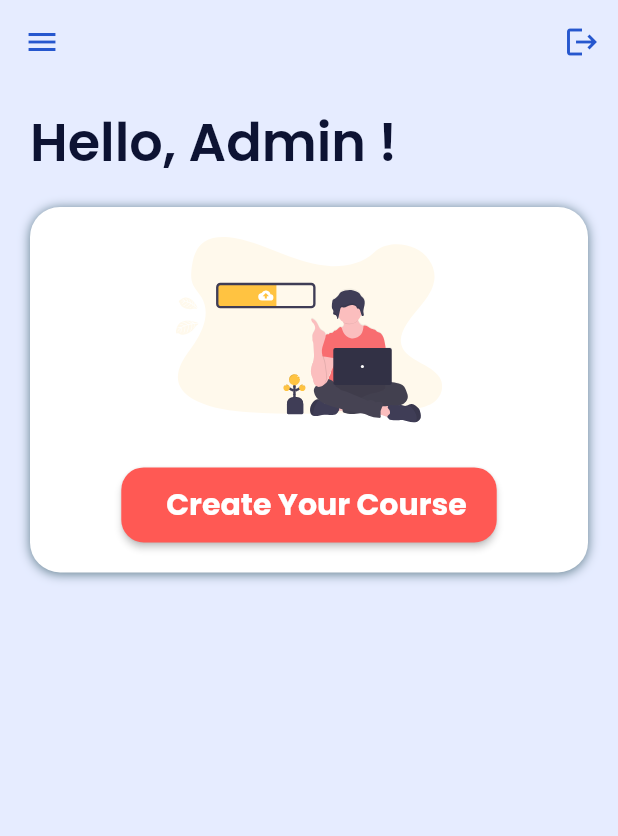
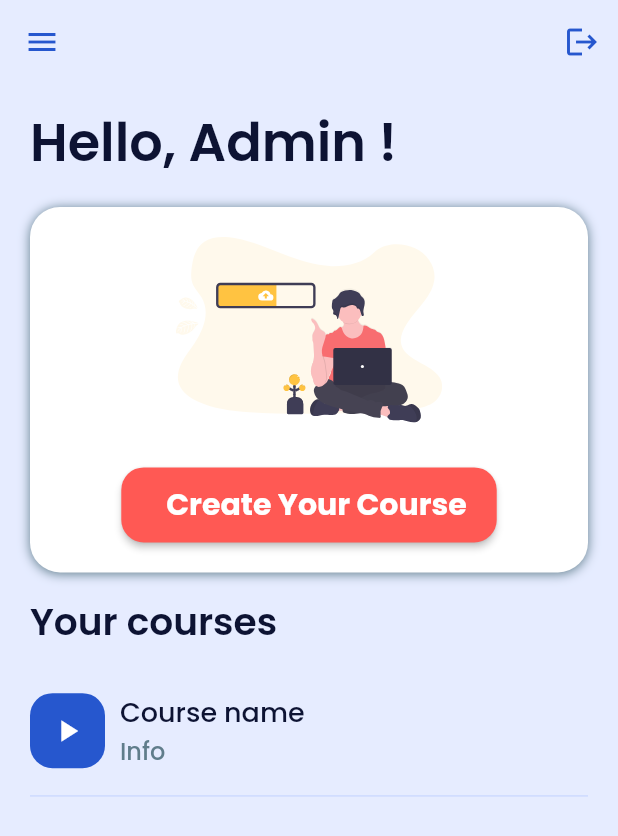
Before and after one commit to niyatipatel2711/e_learning_platform, a Flutter app: the AdminHomeScreen screen opened directly, on a phone screen of 412 x 824 dp. Shown: the top 836 px of the screen. Run offline on Flutter 3.47's test engine with Material 2 defaults, Android fonts, the phone set to English and light mode, and no system bars; our stand-ins replace cloud_firestore, firebase_auth, firebase_core, firebase_storage, flutter_svg, fluttertoast and 6 more; accounts and stored records are empty.

Commit message:
Added your courses in course creation

```diff
--- a/lib/admin/adminhomescreen.dart
+++ b/lib/admin/adminhomescreen.dart
@@ -1,4 +1,3 @@
-
 import 'package:e_learning/login_signup/login.dart';
 import 'package:e_learning/login_signup/methods.dart';
 import 'package:flutter/material.dart';
@@ -18,10 +17,7 @@ class AdminHomeScreen extends StatefulWidget {
 }
 
 class _AdminHomeScreenState extends State<AdminHomeScreen> {
-
   @override
-
-
   Widget build(BuildContext context) {
     return Scaffold(
       backgroundColor: tooLightBlue,
@@ -57,14 +53,18 @@ class _AdminHomeScreenState extends State<AdminHomeScreen> {
           //   ),
           // ),
           IconButton(
-            onPressed: () {
-              logOut().whenComplete(() => Navigator.of(context).pushAndRemoveUntil(MaterialPageRoute(builder: (context) => Login(),), (route) => false));
-            },
-            icon: Icon(
-              Icons.logout,
-              color: blue,
-            )
-          ),
+              onPressed: () {
+                logOut().whenComplete(
+                    () => Navigator.of(context).pushAndRemoveUntil(
+                        MaterialPageRoute(
+                          builder: (context) => Login(),
+                        ),
+                        (route) => false));
+              },
+              icon: Icon(
+                Icons.logout,
+                color: blue,
+              )),
         ],
       ),
       body: Padding(
@@ -111,10 +111,11 @@ class _AdminHomeScreenState extends State<AdminHomeScreen> {
                       RaisedButton(
                         padding: EdgeInsets.only(
                             left: 30, top: 10, right: 20, bottom: 10),
-
-                        onPressed: (){
-                          Navigator.pushReplacement(context, MaterialPageRoute(builder: (context) => CreateCourse()));
-
+                        onPressed: () {
+                          Navigator.pushReplacement(
+                              context,
+                              MaterialPageRoute(
+                                  builder: (context) => CreateCourse()));
                         },
                         color: pink,
                         shape: new RoundedRectangleBorder(
@@ -138,6 +139,77 @@ class _AdminHomeScreenState extends State<AdminHomeScreen> {
                   ),
                 ),
               ),
+              SizedBox(
+                height: 20,
+              ),
+              Text(
+                "Your courses",
+                style: GoogleFonts.poppins(
+                    fontSize: 25,
+                    fontWeight: FontWeight.w600,
+                    height: 1.2,
+                    color: Color(0xff0D1333)),
+              ),
+              SizedBox(
+                height: 20,
+              ),
+              SingleChildScrollView(
+                child: Column(
+                  children: [
+                    SizedBox(
+                      height: 10,
+                    ),
+                    Row(
+                      children: [
+                        Container(
+                          width: 50,
+                          height: 50,
+                          decoration: BoxDecoration(
+                              color:
+                                  Color(0xff2657ce),
+                                  //: Color(0xffd3defa),
+                              borderRadius: BorderRadius.all(
+                                Radius.circular(15),
+                              )),
+                          child: Icon(
+                            Icons.play_arrow,
+                            color:
+                                Colors.white,
+                                //: Color(0xff2657ce),
+                          ),
+                        ),
+                        SizedBox(
+                          width: 10,
+                        ),
+                        Column(
+                          crossAxisAlignment: CrossAxisAlignment.start,
+                          children: [
+                            Text(
+                              'Course name',
+                              style: GoogleFonts.poppins(
+                                  fontSize: 18,
+                                  fontWeight: FontWeight.w500,
+                                  color: darkBlue),
+                            ),
+                            Text(
+                              'Info',
+                              style: GoogleFonts.poppins(
+                                  fontSize: 16,
+                                  fontWeight: FontWeight.w500,
+                                  color: Colors.blueGrey),
+                            ),
+                          ],
+                        )
+                      ],
+                    ),
+                    SizedBox(height: 10),
+                    Divider(
+                      color: lightBlue,
+                      thickness: 1,
+                    )
+                  ],
+                ),
+              ),
             ],
           ),
         ),
--- a/lib/admin/createCourse.dart
+++ b/lib/admin/createCourse.dart
@@ -154,7 +154,7 @@ class _CreateCourseState extends State<CreateCourse> {
                   ),
                   SizedBox(height: 30),
                   Text(
-                    'Enter your video Name?',
+                    'What\'s the name of your video?',
                     style: GoogleFonts.poppins(
                       color: darkBlue,
                       fontSize: 20,
@@ -167,7 +167,7 @@ class _CreateCourseState extends State<CreateCourse> {
                     style: GoogleFonts.poppins(color: blue),
                     decoration: InputDecoration(
                       border: UnderlineInputBorder(),
-                      hintText: ' Video Name',
+                      hintText: 'Enter the name of video',
                       hintStyle: GoogleFonts.poppins(
                         color: Colors.blueGrey,
                         fontWeight: FontWeight.w300,
```
